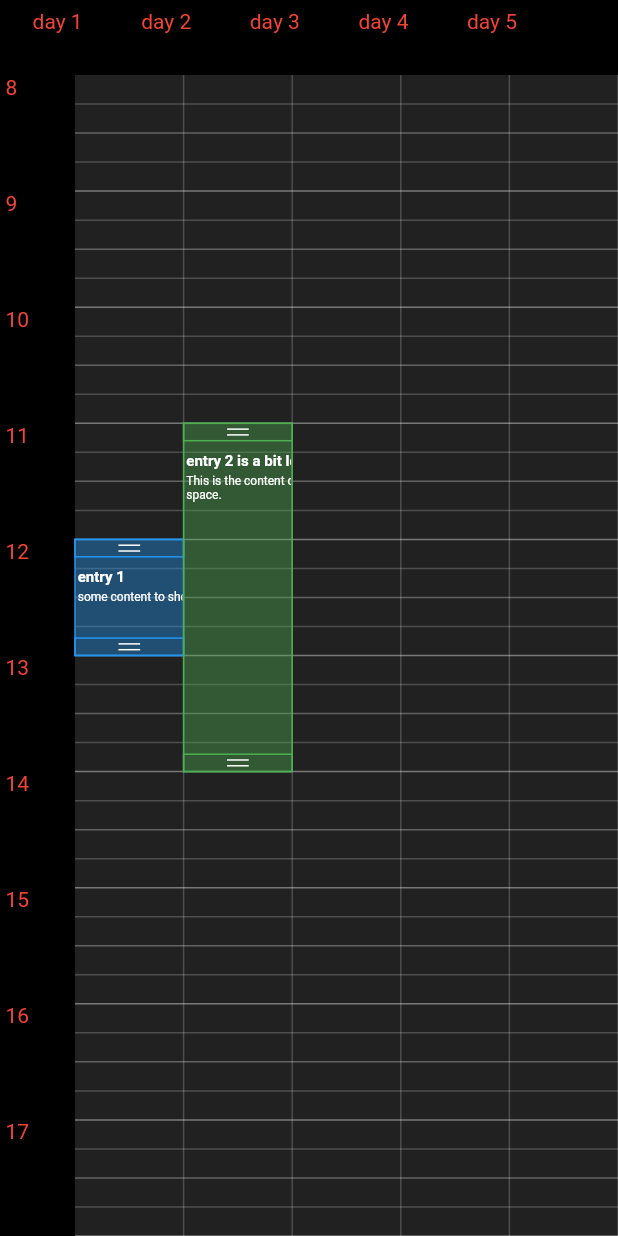
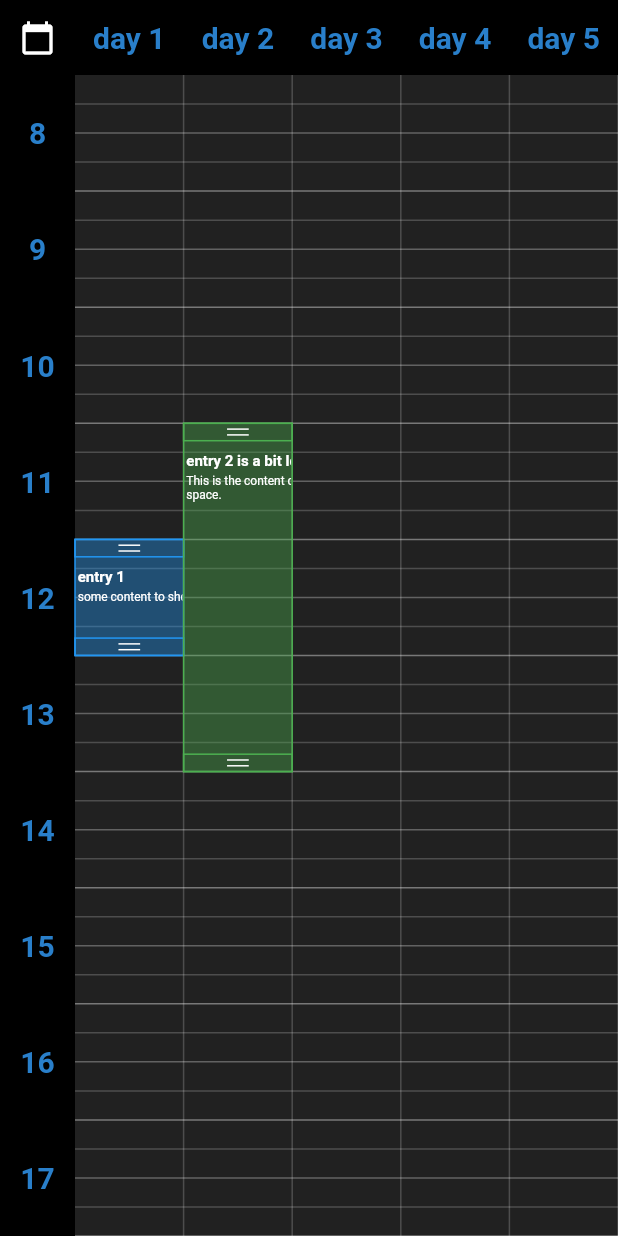
Before and after one commit to pebble-world/planner, a Flutter app: the screen it shows after launch, on a phone screen of 412 x 824 dp. Run offline on Flutter 3.47's test engine with Material 2 defaults, Android fonts, the phone set to English and light mode, and no system bars; our stand-ins replace after_layout, vibration; missing offline and left inert: positioned_tap_detector.

Commit message:
Label refactoring

```diff
--- a/example/lib/main.dart
+++ b/example/lib/main.dart
@@ -53,12 +53,11 @@ class MyHomePage extends StatefulWidget {
 
 class _MyHomePageState extends State<MyHomePage> {
   Config config;
-
   List<PlannerEntry> entries;
 
   @override
-  void initState() {
-    super.initState();
+  Widget build(BuildContext context) {
+
     config = Config();
     //Days
     config.setLabels(5);
@@ -72,10 +71,7 @@ class _MyHomePageState extends State<MyHomePage> {
         title: 'entry 2 is a bit longer and does not fit inside its box',
         content: 'This is the content of entry 2. It takes up a bit more space.',
         color: Colors.green));
-  }
 
-  @override
-  Widget build(BuildContext context) {
     return MultiProvider(
         providers: [
           ChangeNotifierProvider(create: (context) => ManagerProvider(
@@ -85,11 +81,12 @@ class _MyHomePageState extends State<MyHomePage> {
             entries: entries,
           )),
         ],
-        child: Planner(
+        child: Scaffold(
+      body: Planner(
           onEntryDoubleTap: onEntryDoubleTap,
           onPlannerDoubleTap: onPlannerDoubleTap,
           onEntryChanged: onEntryChanged,
-        ));
+        )));
   }
 
   void onEntryChanged(PlannerEntry entry) {
--- /dev/null
+++ b/lib/date_container.dart
@@ -0,0 +1,22 @@
+import 'package:flutter/material.dart';
+import 'package:planner/manager.dart';
+
+class DateContainer extends StatelessWidget {
+  final ManagerProvider manager;
+
+  DateContainer({@required this.manager}) {}
+  static TextStyle listTitleDefaultTextStyle = TextStyle(color: Color(0xff297fca), fontWeight: FontWeight.w600,  fontSize: 20.0);
+
+  @override
+  Widget build(BuildContext context) {
+    return new Row(children: manager.labels.map((item) =>
+        Expanded(
+            child: Center(
+
+              child: Text(item, style: listTitleDefaultTextStyle,))
+
+        )
+    ).toList()
+      );
+  }
+}
--- a/lib/date_label.dart
+++ /dev/null
@@ -1,27 +0,0 @@
-import 'dart:ui';
-import 'package:flutter/material.dart';
-import 'package:planner/manager.dart';
-
-class DateLabel {
-  Offset position;
-  String label;
-
-  TextSpan _span;
-  TextPainter _tp;
-
-  final ManagerProvider manager;
-
-  DateLabel({@required this.label, @required this.position, @required this.manager}) {
-    _span = TextSpan(text: label, style: TextStyle(color: Colors.red));
-    _tp = TextPainter(
-      text: _span,
-      textAlign: TextAlign.left,
-      textDirection: TextDirection.ltr,
-    );
-    _tp.layout();
-  }
-
-  void paint(Canvas canvas) {
-    _tp.paint(canvas, manager.getPositionForLabel(position));
-  }
-}
--- a/lib/date_painter.dart
+++ /dev/null
@@ -1,33 +0,0 @@
-import 'package:flutter/material.dart';
-import 'package:planner/manager.dart';
-import 'package:planner/date_label.dart';
-
-class DatePainter extends CustomPainter {
-  List<DateLabel> _dates = List<DateLabel>();
-  final ManagerProvider manager;
-
-  DatePainter({@required this.manager}) {
-    double xpos = 60;
-    manager.labels.forEach((label) {
-      _dates.add(DateLabel(
-        label: label,
-        position: Offset(xpos, 17),
-        manager: manager,
-      ));
-      xpos += manager.blockWidth;
-    });
-  }
-
-  @override
-  void paint(Canvas canvas, Size size) {
-    print("paint DatePainter");
-    //PlannerCam().setSize(size.width, size.height);
-    canvas.drawColor(Colors.black, BlendMode.overlay);
-    _dates.forEach((date) => date.paint(canvas));
-  }
-
-  @override
-  bool shouldRepaint(DatePainter oldDelegate) {
-    return true;
-  }
-}
--- a/lib/events_painter.dart
+++ b/lib/events_painter.dart
@@ -17,7 +17,6 @@ class EventsPainter extends CustomPainter {
 
   @override
   void paint(Canvas canvas, Size size) {
-    print("draw EventsPainter $size");
     manager.setSize(size.width, size.height);
     _lines.draw(canvas);
 
@@ -31,9 +30,8 @@ class EventsPainter extends CustomPainter {
     }
 
     manager.entries.forEach((entry) {
-      print(entry.toString());
       if (manager.touchPos != null && draggedEntry == null && entry.canvasRect.contains(manager.touchPos)) {
-        Vibration.vibrate(duration: 50);
+        //Vibration.vibrate(duration: 50);
         draggedEntry = entry;
         draggedEntry.startDrag(manager.touchPos);
         debugPrint('drag started');
--- /dev/null
+++ b/lib/hour_container.dart
@@ -0,0 +1,27 @@
+import 'package:flutter/material.dart';
+import 'package:planner/manager.dart';
+
+class HourContainer extends StatelessWidget {
+  final ManagerProvider manager;
+  var _hours = List<Expanded>();
+
+  HourContainer({@required this.manager}) {}
+  static TextStyle listTitleDefaultTextStyle = TextStyle(color: Color(0xff297fca), fontWeight: FontWeight.w600, fontSize: 20.0);
+
+  @override
+  Widget build(BuildContext context) {
+    for (int i = manager.minHour; i < manager.maxHour; i++) {
+      _hours.add(Expanded(
+          child: Center(
+              child: Text(
+                i.toString(),
+                style: listTitleDefaultTextStyle,
+                textAlign: TextAlign.center,
+      ))));
+    }
+
+    return new Column(
+      children: _hours,
+    );
+  }
+}
--- a/lib/hour_label.dart
+++ /dev/null
@@ -1,23 +0,0 @@
-import 'dart:ui';
-import 'package:flutter/material.dart';
-import 'package:planner/manager.dart';
-
-class HourLabel {
-  Offset position;
-  String label;
-
-  TextSpan _span;
-  TextPainter _tp;
-
-  final ManagerProvider manager;
-
-  HourLabel({@required this.label, @required this.position, @required this.manager}) {
-    _span = TextSpan(text: label, style: TextStyle(color: Colors.red));
-    _tp = TextPainter(text: _span, textAlign: TextAlign.left, textDirection: TextDirection.ltr);
-    _tp.layout();
-  }
-
-  void paint(Canvas canvas) {
-    _tp.paint(canvas, manager.getPositionForHour(position));
-  }
-}
--- a/lib/hour_painter.dart
+++ /dev/null
@@ -1,32 +0,0 @@
-import 'package:flutter/material.dart';
-import 'package:planner/manager.dart';
-import 'package:planner/hour_label.dart';
-
-class HourPainter extends CustomPainter {
-  var _hours = List<HourLabel>();
-  final ManagerProvider manager;
-
-  HourPainter({@required this.manager}) {
-    double ypos = 0;
-    for (int i = manager.minHour; i < manager.maxHour; i++) {
-      _hours.add(HourLabel(label: i.toString(), position: Offset(10, ypos), manager: manager));
-      ypos += manager.blockHeight;
-    }
-  }
-
-  @override
-  void paint(Canvas canvas, Size size) {
-    debugPrint('canvas width ${size.width} height ${size.height}');
-
-    //PlannerCam().setSize(size.width, size.height);
-    _hours.forEach((hour) => hour.paint(canvas));
-  }
-
-  @override
-  bool shouldRepaint(HourPainter oldDelegate) {
-    //if(oldDelegate.vScroll != vScroll) return true;
-    //if(oldDelegate.hScroll != hScroll) return true;
-    //return false;
-    return true;
-  }
-}
--- a/lib/Manager.dart
+++ b/lib/manager.dart
@@ -52,7 +52,6 @@ class ManagerProvider with ChangeNotifier {
   double _zoom = 1;
   double get zoom => _zoom;
   set zoom(double value) {
-    print("set zoom $value");
     if (value > 3)
       _zoom = 3;
     else if (value < _minZoom)
@@ -65,8 +64,6 @@ class ManagerProvider with ChangeNotifier {
       }
       previousZoom = zoom;
     }
-    print("new _previousZoom $previousZoom");
-    print("new zoom $_zoom");
   }
 
   Offset eventsPainterOffset = Offset.zero;
--- a/lib/planner_class.dart
+++ b/lib/planner_class.dart
@@ -1,13 +1,14 @@
+import 'package:after_layout/after_layout.dart';
 import 'package:flutter/material.dart';
-import 'package:planner/date_painter.dart';
-import 'package:planner/hour_painter.dart';
 import 'package:planner/events_painter.dart';
+import 'package:planner/hour_container.dart';
 import 'package:planner/manager.dart';
 import 'package:planner/planner_date_pos.dart';
 import 'package:planner/planner_entry.dart';
-import 'package:after_layout/after_layout.dart';
 import 'package:positioned_tap_detector/positioned_tap_detector.dart';
 import 'package:provider/provider.dart';
+
+import 'date_container.dart';
 
 class Planner extends StatefulWidget {
   final blockWidth = 200;
@@ -17,12 +18,7 @@ class Planner extends StatefulWidget {
   final Function(PlannerEntry) onEntryDoubleTap;
   final Function(PlannerEntry) onEntryChanged;
 
-  Planner(
-      {Key key,
-      this.onEntryChanged,
-      this.onEntryDoubleTap,
-      this.onPlannerDoubleTap})
-      : super(key: key);
+  Planner({Key key, this.onEntryChanged, this.onEntryDoubleTap, this.onPlannerDoubleTap}) : super(key: key);
 
   @override
   _PlannerState createState() => _PlannerState();
@@ -37,16 +33,13 @@ class _PlannerState extends State<Planner> with AfterLayoutMixin<Planner> {
   GlobalKey _keyEventPainter = GlobalKey();
   Offset lastTapPos = Offset.zero;
 
-
   @override
   void afterFirstLayout(BuildContext context) {
     //Calculate Calendar Position
     final RenderBox eventBox = _keyEventPainter.currentContext.findRenderObject();
     Provider.of<ManagerProvider>(context, listen: false).eventsPainterOffset = eventBox.localToGlobal(Offset.zero);
     //print('offset: ${manager.eventsPainterOffset}');
-    setState(() {
-      print("reload");
-    });
+
   }
 
   @override
@@ -55,9 +48,18 @@ class _PlannerState extends State<Planner> with AfterLayoutMixin<Planner> {
     return Column(
       children: [
         // Header
-        GestureDetector(
+        Row(
+            children: [
+              Container(
+                width: 50.0,
+                height: 50.0,
+                color: Colors.black,
+                child: Icon(Icons.calendar_today, color: Colors.white,),
+              ),
+              // Day
+              Expanded(
+                child: GestureDetector(
                   onHorizontalDragStart: (detail) {
-            print("onHorizontalDragStart");
                     _hDragStart = detail.globalPosition.dx;
                     _hDrag = manager.hScroll;
                   },
@@ -70,17 +72,17 @@ class _PlannerState extends State<Planner> with AfterLayoutMixin<Planner> {
                   },
                   child: ClipRect(
                     child: Container(
-              constraints: BoxConstraints(minWidth: double.infinity, maxWidth: double.infinity),
+                      //constraints: BoxConstraints(minWidth: double.infinity, maxWidth: double.infinity),
                       color: Colors.black,
                       height: 50.0,
-              child: CustomPaint(
-                painter: DatePainter(
+                      child: DateContainer(
                           manager: manager,
-                ),
-                child: Container(),
                         ),
                     ),
                   ),
+                ),
+              ),
+            ],
           ),
         Expanded(
           child: Row(
@@ -103,12 +105,10 @@ class _PlannerState extends State<Planner> with AfterLayoutMixin<Planner> {
                       width: 50.0,
                       //constraints: BoxConstraints.expand(),
                       color: Colors.black,
-                      child: CustomPaint(
-                        painter: HourPainter(
+                      child: HourContainer(
                           manager: manager,
                         ),
-                        child: Container(),
-                      )),
+                      ),
                 ),
               ),
               // Calendar
@@ -116,10 +116,8 @@ class _PlannerState extends State<Planner> with AfterLayoutMixin<Planner> {
                 child: PositionedTapDetector(
                   onDoubleTap: (position) {
                     var entry = manager.getPlannerEntry(position.global);
-                    print(entry);
                     if (entry == null) {
                       PlannerDatePos pos = manager.getPlannerDatePos(position.global);
-                      print(pos);
                       if (widget.onPlannerDoubleTap != null) widget.onPlannerDoubleTap(pos.day, pos.hour, pos.minutes);
                     } else {
                       if (widget.onEntryDoubleTap != null) widget.onEntryDoubleTap(entry);
--- a/lib/planner_entry.dart
+++ b/lib/planner_entry.dart
@@ -39,7 +39,6 @@ class PlannerEntry {
       {@required this.day, @required this.hour, this.title, this.content, @required this.color, this.minutes = 0, this.duration = 60});
 
   void createPainters(int minHour) {
-    print(this.minHour);
     this.minHour = minHour;
     Offset a = Offset(day * 200.0, (hour - minHour) * 40.0 + ((minutes / 15).round() * 10));
     Offset b = a.translate(200.0, duration / 60 * 40.0);
@@ -102,9 +101,7 @@ class PlannerEntry {
 
   void _paintHandle(ManagerProvider manager, Canvas canvas, Offset topLeft) {
     Offset bottomRight = topLeft.translate(200.0, 6.0);
-    Rect r;
-
-    r = Rect.fromPoints(
+    Rect r = Rect.fromPoints(
       manager.getScreenPosition(topLeft),
       manager.getScreenPosition(bottomRight),
     );
@@ -164,8 +161,6 @@ class PlannerEntry {
 
   Rect getCurrentRect() {
     Rect result;
-    print(dragType);
-    print(canvasRect);
     switch (dragType) {
       case DragType.none:
         {
```
Also changed, not shown: lib/lines.dart (renamed from lib/Lines.dart), 4 other files. Lines whose indentation alone changed are shown as unchanged.
